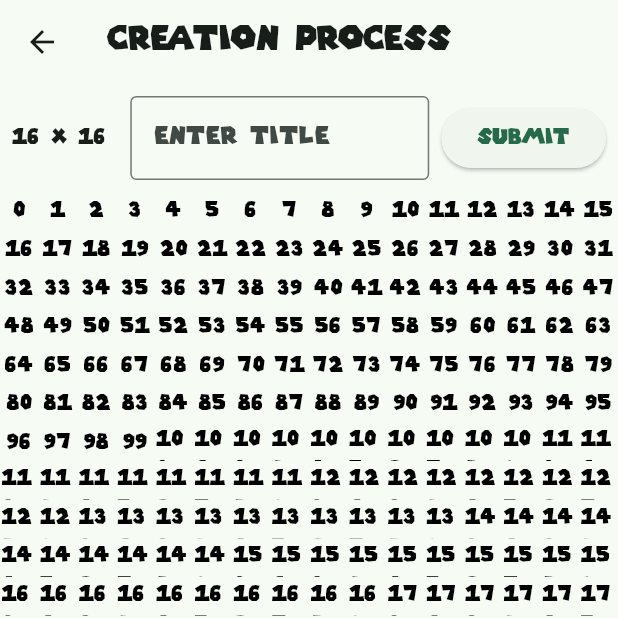
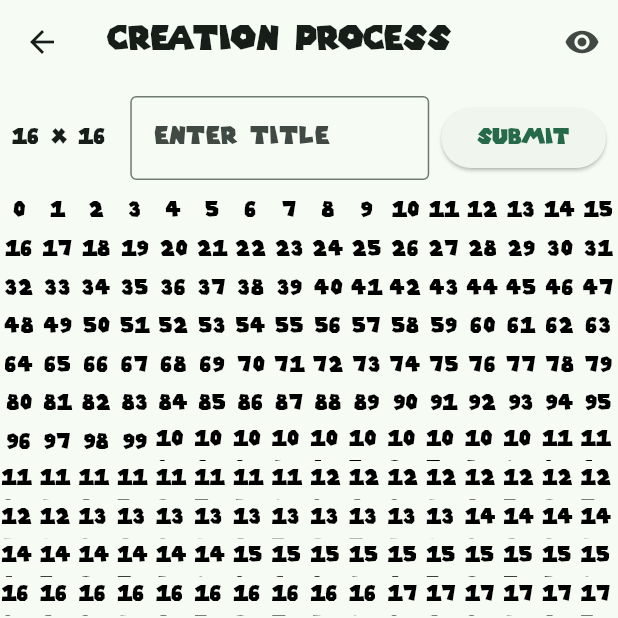
Before and after one commit to Remixpak/3479A321_2023479030_, a Flutter app: the Pixelartscreen screen opened directly, on a phone screen of 412 x 824 dp, the top half of it. Run offline on Flutter 3.47's test engine with Material 3 defaults, Android fonts, the phone set to English and light mode, and no system bars; our stand-ins replace logger, shared_preferences; accounts and stored records are empty.

Commit message:
lab 6 finalizado

```diff
--- a/lib/pages/pixelArtScreen.dart
+++ b/lib/pages/pixelArtScreen.dart
@@ -18,6 +18,7 @@ class Pixelartscreen extends StatefulWidget {
 class PixelartscreenState extends State<Pixelartscreen> {
   int _sizeGrid = 32;
   String _palette = "default";
+  bool _showNumbers = true;
 
   Color _selectedColor = Colors.black;
   final List<Color> _listColors = [
@@ -40,13 +41,18 @@ class PixelartscreenState extends State<Pixelartscreen> {
   );
   @override
   void initState() {
+    super.initState();
     _sizeGrid = context.read<AppData>().size;
     _palette = context.read<AppData>().palette;
+    _cellColors = List<Color>.generate(
+      _sizeGrid * _sizeGrid,
+      (index) => Colors.transparent,
+    );
     Logger().d(
       "initState() called SizeGrid: " +
           _sizeGrid.toString() +
           " Palette: " +
-          context.read<AppData>().palette,
+          _palette,
     );
   }
 
@@ -77,106 +83,23 @@ class PixelartscreenState extends State<Pixelartscreen> {
     Logger().d("reassemble() called");
   }
 
-  /*@override
+  @override
   Widget build(BuildContext context) {
-    final appData = context.watch<AppData>();
-
-    if (_cellColors.length != appData.size * appData.size) {
-      _cellColors = List<Color>.generate(
-        appData.size * appData.size,
-        (index) => Colors.transparent,
-      );
-    }
-
     return Scaffold(
       appBar: AppBar(
-        title: Text('Pixel Art (${appData.size}x${appData.size})'),
-      ),
-      body: SafeArea(
-        child: Column(
-          children: [
-            Padding(
-              padding: const EdgeInsets.all(8.0),
-              child: Row(
-                mainAxisAlignment: MainAxisAlignment.spaceBetween,
-                children: [
-                  Text('${appData.size} x ${appData.size}'),
-                  ElevatedButton(
+        title: const Text('Creation Process'),
+        actions: [
+          IconButton(
+            icon: Icon(_showNumbers ? Icons.visibility : Icons.visibility_off),
+            tooltip: _showNumbers ? 'Ocultar números' : 'Mostrar números',
             onPressed: () {
-                      Logger().d('Button pressed');
+              setState(() {
+                _showNumbers = !_showNumbers;
+              });
             },
-                    child: const Text('Submit'),
           ),
         ],
       ),
-            ),
-
-            Expanded(
-              child: GridView.builder(
-                gridDelegate: SliverGridDelegateWithFixedCrossAxisCount(
-                  crossAxisCount: appData.size,
-                ),
-                itemCount: appData.size * appData.size,
-                itemBuilder: (context, index) {
-                  return GestureDetector(
-                    onTap: () {
-                      setState(() {
-                        _cellColors[index] = _selectedColor;
-                      });
-                    },
-                    child: Container(
-                      margin: const EdgeInsets.all(1),
-                      color: _cellColors[index],
-                    ),
-                  );
-                },
-              ),
-            ),
-
-
-            Container(
-              padding: const EdgeInsets.symmetric(vertical: 8),
-              color: Colors.grey[200],
-              child: SingleChildScrollView(
-                scrollDirection: Axis.horizontal,
-                child: Row(
-                  mainAxisAlignment: MainAxisAlignment.center,
-                  children: _listColors.map((color) {
-                    final bool isSelected = color == _selectedColor;
-                    return GestureDetector(
-                      onTap: () {
-                        setState(() {
-                          _selectedColor = color;
-                        });
-                      },
-                      child: AnimatedContainer(
-                        duration: const Duration(milliseconds: 200),
-                        margin: const EdgeInsets.symmetric(horizontal: 4),
-                        padding: EdgeInsets.all(isSelected ? 12 : 8),
-                        decoration: BoxDecoration(
-                          color: color,
-                          shape: BoxShape.circle,
-                          border: isSelected
-                              ? Border.all(color: Colors.black, width: 2)
-                              : null,
-                        ),
-                        width: isSelected ? 36 : 28,
-                        height: isSelected ? 36 : 28,
-                      ),
-                    );
-                  }).toList(),
-                ),
-              ),
-            ),
-          ],
-        ),
-      ),
-    );
-  }*/
-  @override
-  Widget build(BuildContext context) {
-    return Scaffold(
-      appBar: AppBar(title: const Text('Creation Process')),
       body: SafeArea(
         // Wrap the Column with SafeArea
         child: Column(
@@ -230,14 +153,16 @@ class PixelartscreenState extends State<Pixelartscreen> {
 
                       color: _cellColors[index],
                       child: Center(
-                        child: Text(
+                        child: _showNumbers
+                            ? Text(
                                 '$index',
                                 style: TextStyle(
                                   color: _cellColors[index] == Colors.black
                                       ? Colors.white
                                       : Colors.black,
                                 ),
-                        ),
+                              )
+                            : null,
                       ),
                     ),
                   );
```
Lines whose indentation alone changed are shown as unchanged.
